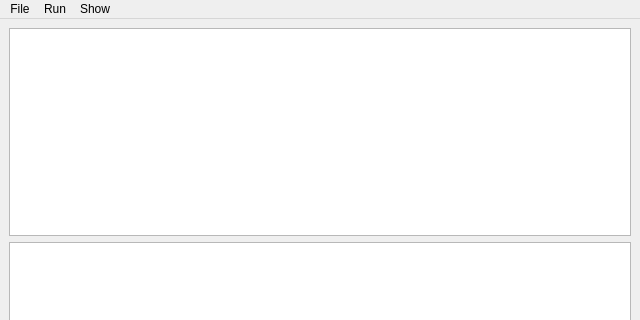
The window that UI/window.ui (ylkwd/Mobis_Packing) describes before a commit, drawn with Qt 5; both pictures show x 0 to 640 and y 0 to 320 of the 640 by 480 pixel window.
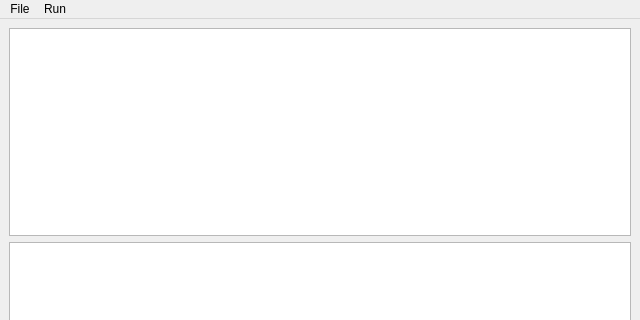
The same window after the commit.

Commit message: small UI fix Show and Single Crate Run button removed Alert Box center at parent window

```diff
--- a/UI/window.ui
+++ b/UI/window.ui
@@ -58,7 +58,7 @@
    </widget>
    <addaction name="menuFile"/>
    <addaction name="menuRun"/>
-   <addaction name="menuShow"/>
+<!--   <addaction name="menuShow"/>-->
  </widget>
 
 
```
Left out of the diff: 4 changed lines with no effect on the pictures. The commit also changes 1 other file.
